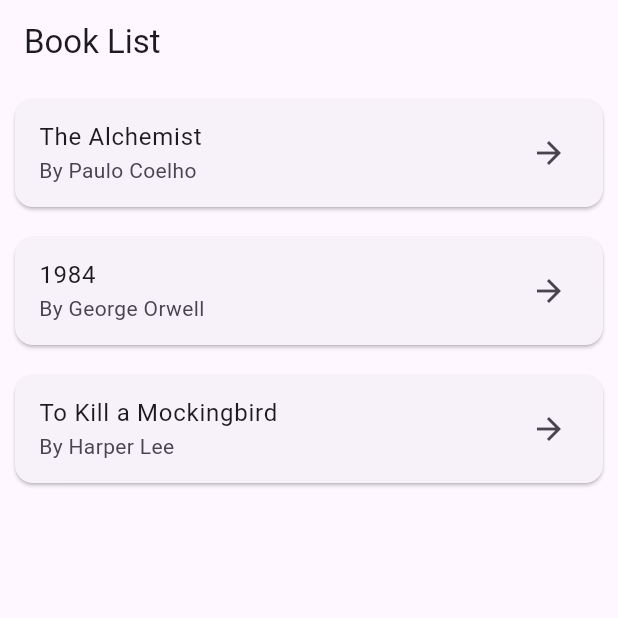
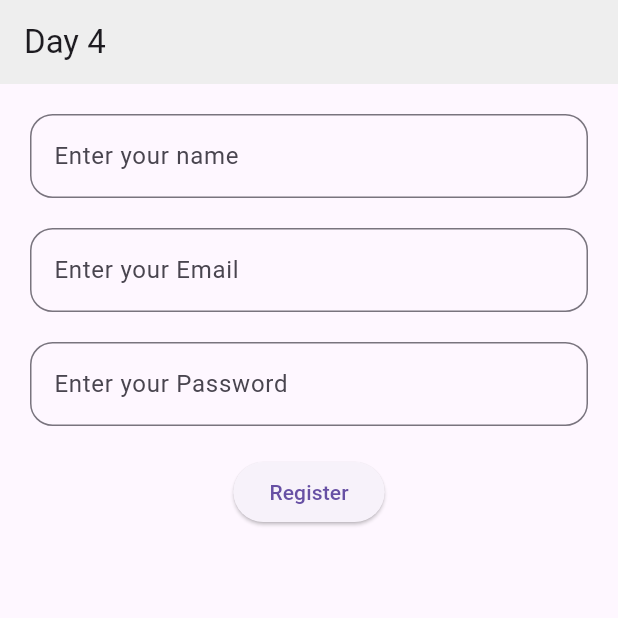
Before and after one commit to sahilubale2510/Flutter_practice, a Flutter app: the screen it shows after launch, on a phone screen of 412 x 824 dp, the top half of it. Run offline on Flutter 3.47's test engine with Material 3 defaults, Android fonts, the phone set to English and light mode, and no system bars.

Commit message:
Day 4 completed

```diff
--- a/lib/main.dart
+++ b/lib/main.dart
@@ -1,11 +1,11 @@
 import 'package:flutter/material.dart';
-import 'package:week1/pages/homeScreen.dart';
+import 'package:week1/pages/day4.dart';
 
 void main() {
   runApp(
     MaterialApp(
       title: "Week 1",
-      home: HomeScreen(),
+      home: day4_Page(),
       debugShowCheckedModeBanner: false,
     ),
   );
--- /dev/null
+++ b/lib/pages/day4.dart
@@ -0,0 +1,92 @@
+import 'package:flutter/material.dart';
+// import 'package:week1/pages/homeScreen.dart';
+
+// ignore: camel_case_types, must_be_immutable
+class day4_Page extends StatelessWidget {
+  day4_Page({super.key});
+  final _formKey = GlobalKey<FormState>();
+
+  String name = '';
+  String email = '';
+  String pass = '';
+  @override
+  Widget build(BuildContext context) {
+    return Scaffold(
+      appBar: AppBar(title: Text("Day 4"), backgroundColor: Colors.grey[200]),
+      body: Form(
+        key: _formKey,
+        child: Padding(
+          padding: const EdgeInsets.all(20.0),
+          child: Column(
+            children: [
+              TextFormField(
+                decoration: InputDecoration(
+                  labelText: "Enter your name",
+                  border: OutlineInputBorder(
+                    borderRadius: BorderRadius.circular(15),
+                  ),
+                ),
+                validator: (value) {
+                  if (value == null || value.isEmpty) {
+                    return 'Please enter your name';
+                  }
+                  return null;
+                },
+                onChanged: (value) => name = value,
+              ),
+
+              SizedBox(height: 20),
+              TextFormField(
+                decoration: InputDecoration(
+                  labelText: "Enter your Email",
+                  border: OutlineInputBorder(
+                    borderRadius: BorderRadius.circular(15),
+                  ),
+                ),
+                validator: (value) {
+                  if (value == null || !value.contains('@')) {
+                    return 'Enter valid email';
+                  }
+                  return null;
+                },
+                onChanged: (value) => email = value,
+              ),
+              SizedBox(height: 20),
+              TextFormField(
+                decoration: InputDecoration(
+                  labelText: "Enter your Password",
+                  border: OutlineInputBorder(
+                    borderRadius: BorderRadius.circular(15),
+                  ),
+                ),
+                validator: (value) {
+                  if (value == null || value.length < 6) {
+                    return 'Password must be 6 characters';
+                  }
+                  return null;
+                },
+                onChanged: (value) => pass = value,
+              ),
+              SizedBox(height: 20),
+              ElevatedButton(
+                onPressed: () {
+                  if (_formKey.currentState!.validate()) {
+                    _formKey.currentState!.save();
+                    ScaffoldMessenger.of(
+                      context,
+                    ).showSnackBar(SnackBar(content: Text('Welcome $name!')));
+                    // Navigator.push(
+                    //   context,
+                    //   MaterialPageRoute(builder: (context) => HomeScreen()),
+                    // );
+                  }
+                },
+                child: Text("Register"),
+              ),
+            ],
+          ),
+        ),
+      ),
+    );
+  }
+}
```
